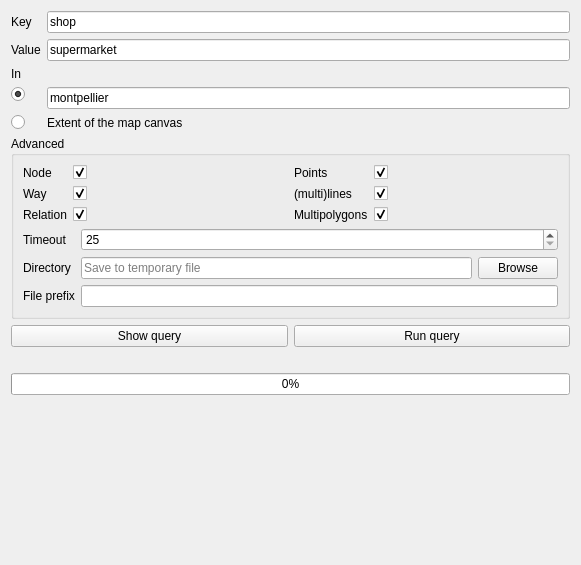
Old version of the form ui/quick_query.ui in the repository 3liz/QuickOSM.
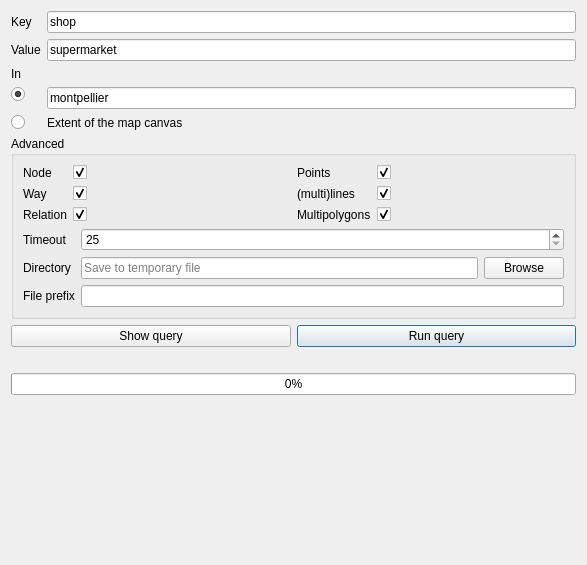
New version of the form. Custom widgets are drawn as their Qt base class.

Diff of the .ui file:
```diff
--- a/ui/quick_query.ui
+++ b/ui/quick_query.ui
@@ -6,7 +6,7 @@
    <rect>
     <x>0</x>
     <y>0</y>
-    <width>581</width>
+    <width>587</width>
     <height>565</height>
    </rect>
   </property>
@@ -292,12 +292,21 @@
        <property name="text">
         <string>Run query</string>
        </property>
+       <property name="default">
+        <bool>true</bool>
+       </property>
       </widget>
      </item>
     </layout>
    </item>
    <item>
     <widget class="QLabel" name="label_progress">
+     <property name="sizePolicy">
+      <sizepolicy hsizetype="Maximum" vsizetype="Preferred">
+       <horstretch>0</horstretch>
+       <verstretch>0</verstretch>
+      </sizepolicy>
+     </property>
      <property name="text">
       <string/>
      </property>
```
Left out of the diff: 4 changed lines with no effect on the pictures.
